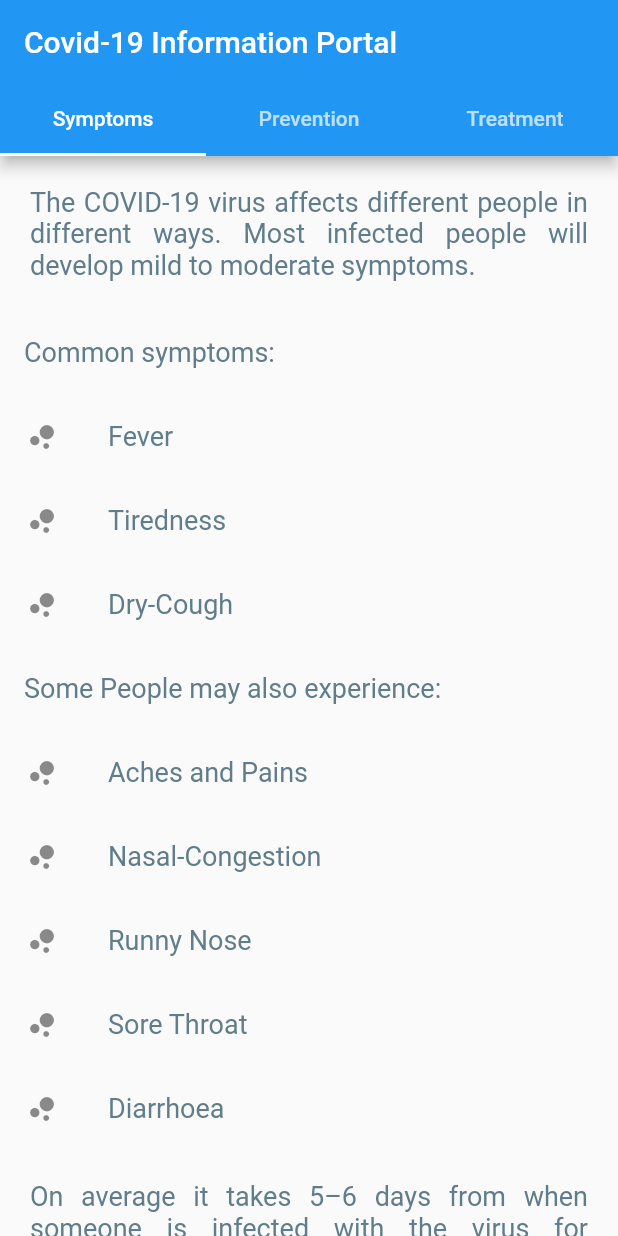
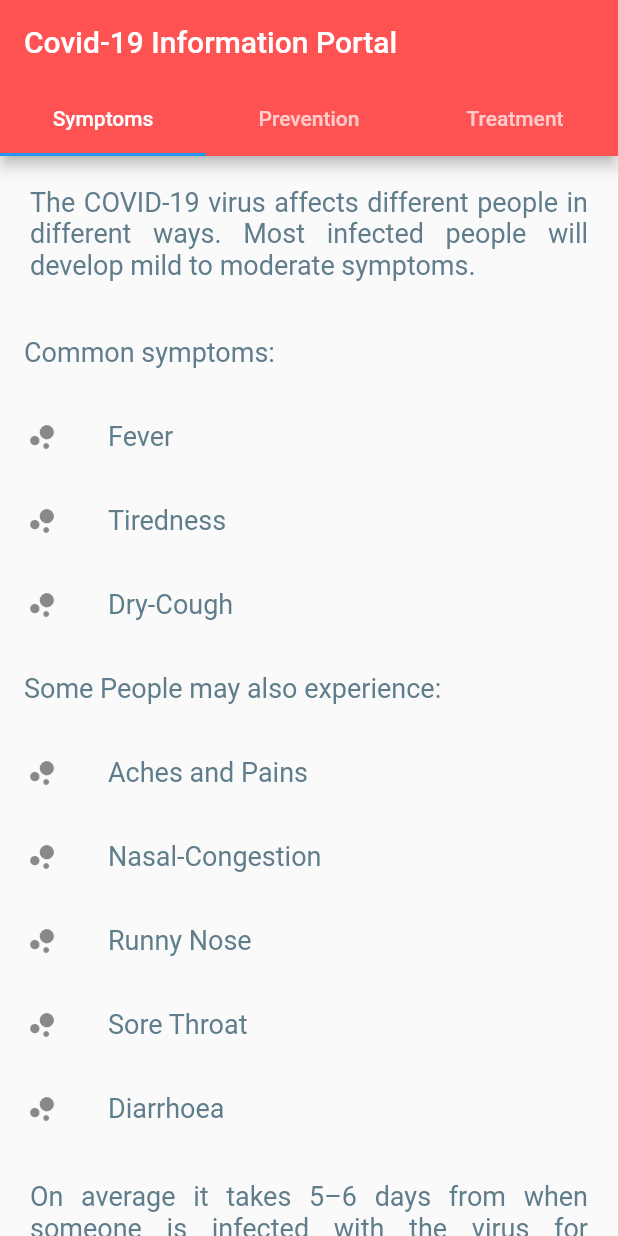
Before and after one commit to princepriyank/e-covid-19-helpdesk, a Flutter app: the screen it shows after launch, after a tap on "COVID-19", on a phone screen of 412 x 824 dp. Run offline on Flutter 3.47's test engine with Material 2 defaults, Android fonts, the phone set to English and light mode, and no system bars; our stand-ins replace splashscreen.

```diff
--- a/ecovid19/lib/Diet.dart
+++ b/ecovid19/lib/Diet.dart
@@ -7,6 +7,7 @@ class diet extends StatelessWidget {
       backgroundColor: Colors.white,
       appBar: AppBar(
         title: Text("Ideas to Nutritious Diet"),
+        backgroundColor: Colors.redAccent,
       ),
       body: ListView(
         children: <Widget>[
--- a/ecovid19/lib/Informative.dart
+++ b/ecovid19/lib/Informative.dart
@@ -9,6 +9,7 @@ class informative extends StatelessWidget {
     length: 3,
     child: Scaffold(
     appBar: AppBar(
+      backgroundColor: Colors.redAccent,
     bottom: TabBar(
     tabs: [
      Tab(text: "Symptoms",),
--- a/ecovid19/lib/SelfAssement.dart
+++ b/ecovid19/lib/SelfAssement.dart
@@ -8,6 +8,7 @@ class Assesment extends StatelessWidget {
     return Scaffold(
       backgroundColor: Colors.white,
       appBar: AppBar(
+        backgroundColor: Colors.redAccent,
         title: Text("Self Assesment"),
       ),
       body: SafeArea(
--- a/ecovid19/lib/drawer.dart
+++ b/ecovid19/lib/drawer.dart
@@ -36,7 +36,7 @@ class drawer extends StatelessWidget {
 
             ),
             decoration: BoxDecoration(
-              color: Colors.blue,
+              color: Colors.redAccent,
             ),
           ),
           Card(
--- a/ecovid19/lib/gym.dart
+++ b/ecovid19/lib/gym.dart
@@ -7,6 +7,7 @@ class gym extends StatelessWidget {
       backgroundColor: Colors.white,
       appBar: AppBar(
         title: Text("Exercises"),
+        backgroundColor: Colors.redAccent,
       ),
       body: SingleChildScrollView(
         child: Column(
--- a/ecovid19/lib/main.dart
+++ b/ecovid19/lib/main.dart
@@ -2,8 +2,32 @@ import 'package:flutter/cupertino.dart';
 import 'package:flutter/material.dart';
 import 'drawer.dart';
 import 'maincards.dart';
+import 'package:splashscreen/splashscreen.dart';
 void main() {
-  runApp(Home());
+  runApp(MaterialApp(
+    home: new SplashApp(),
+  ));
+}
+class SplashApp extends StatefulWidget {
+  @override
+  _SplashAppState createState() => _SplashAppState();
+}
+
+class _SplashAppState extends State<SplashApp> {
+  @override
+  Widget build(BuildContext context) {
+    return new SplashScreen(
+        seconds: 5,
+        navigateAfterSeconds: new Home(),
+
+        image: new Image.asset('images/COVID-19.png'),
+        backgroundColor: Colors.white,
+        styleTextUnderTheLoader: new TextStyle(),
+        photoSize: 100.0,
+        onClick: ()=>print("Flutter Egypt"),
+        loaderColor: Colors.redAccent,
+    );
+  }
 }
 
 class Home extends StatelessWidget {
@@ -14,7 +38,8 @@ class Home extends StatelessWidget {
       home: Scaffold(
         backgroundColor: Colors.white,
         appBar: AppBar(
-         title: Text("E-Covid-19 HelpDesk")
+         title: Text("E-Covid-19 HelpDesk"),
+          backgroundColor: Colors.redAccent,
         ),
         drawer: drawer(),
         body: maincards(),
--- a/ecovid19/lib/mask.dart
+++ b/ecovid19/lib/mask.dart
@@ -7,6 +7,7 @@ class Mask extends StatelessWidget {
     return Scaffold(
       appBar: AppBar(
         title: Text("Mask"),
+        backgroundColor: Colors.redAccent,
       ),
       body: Card(
           child: Center(
--- a/ecovid19/pubspec.yaml
+++ b/ecovid19/pubspec.yaml
@@ -25,6 +25,7 @@ dependencies:
     sdk: flutter
   twitter_api: ^0.1.2
   zoomable_image: ^1.3.1
+  splashscreen: ^1.2.0
 
 
 
```
Also changed, not shown: ecovid19/pubspec.lock.
